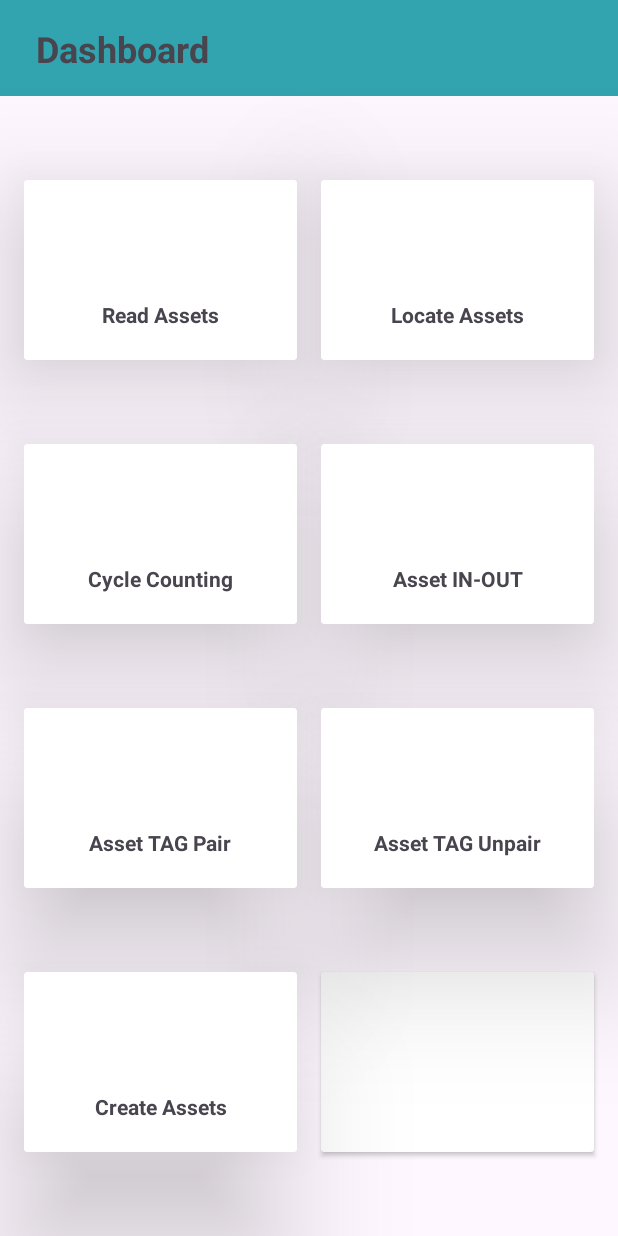
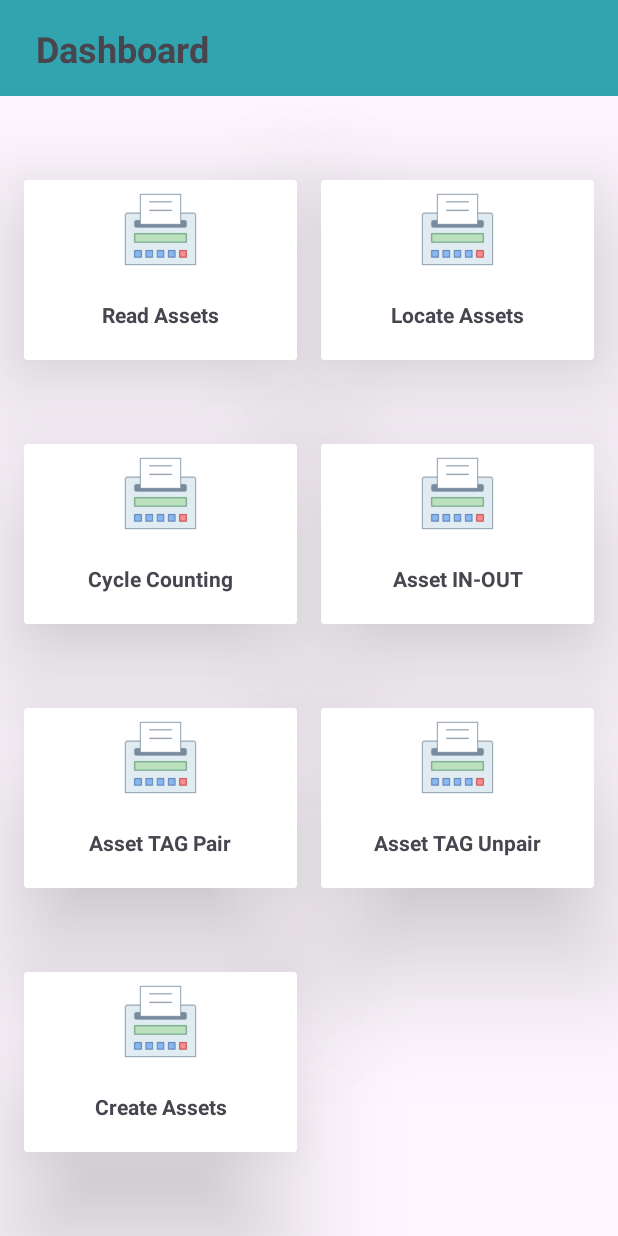
Before and after one commit to insidetech21/cRFID-Android, an Android app: the screen it shows after launch (HomePage), on a phone screen of 412 x 824 dp. Run offline under Robolectric (Android 15) with nearby library versions, the phone set to English and light mode, and no system bars.

Commit message:
image now visible

```diff
--- a/app/src/main/res/layout/activity_home_page.xml
+++ b/app/src/main/res/layout/activity_home_page.xml
@@ -55,7 +55,7 @@
                 app:layout_constraintEnd_toEndOf="parent"
                 app:layout_constraintStart_toStartOf="parent"
                 app:layout_constraintTop_toTopOf="parent"
-                tools:srcCompat="@drawable/receipt" />
+                android:src="@drawable/receipt" />
 
             <TextView
                 android:id="@+id/textView8"
@@ -96,7 +96,7 @@
                 app:layout_constraintEnd_toEndOf="parent"
                 app:layout_constraintStart_toStartOf="parent"
                 app:layout_constraintTop_toTopOf="parent"
-                tools:srcCompat="@drawable/receipt" />
+                android:src="@drawable/receipt" />
 
             <TextView
                 android:id="@+id/textView4"
@@ -137,7 +137,7 @@
                 app:layout_constraintEnd_toEndOf="parent"
                 app:layout_constraintStart_toStartOf="parent"
                 app:layout_constraintTop_toTopOf="parent"
-                tools:srcCompat="@drawable/receipt" />
+                android:src="@drawable/receipt" />
 
             <TextView
                 android:id="@+id/textView6"
@@ -178,7 +178,7 @@
                 app:layout_constraintEnd_toEndOf="parent"
                 app:layout_constraintStart_toStartOf="parent"
                 app:layout_constraintTop_toTopOf="parent"
-                tools:srcCompat="@drawable/receipt" />
+                android:src="@drawable/receipt" />
 
             <TextView
                 android:id="@+id/textView3"
@@ -219,7 +219,7 @@
                 app:layout_constraintEnd_toEndOf="parent"
                 app:layout_constraintStart_toStartOf="parent"
                 app:layout_constraintTop_toTopOf="parent"
-                tools:srcCompat="@drawable/store" />
+                android:src="@drawable/receipt" />
 
             <TextView
                 android:id="@+id/textView2"
@@ -260,7 +260,7 @@
                 app:layout_constraintEnd_toEndOf="parent"
                 app:layout_constraintStart_toStartOf="parent"
                 app:layout_constraintTop_toTopOf="parent"
-                tools:srcCompat="@drawable/receipt" />
+                android:src="@drawable/receipt" />
 
             <TextView
                 android:id="@+id/textView5"
@@ -301,7 +301,7 @@
                 app:layout_constraintEnd_toEndOf="parent"
                 app:layout_constraintStart_toStartOf="parent"
                 app:layout_constraintTop_toTopOf="parent"
-                tools:srcCompat="@drawable/receipt" />
+                android:src="@drawable/receipt" />
 
             <TextView
                 android:id="@+id/textView7"
@@ -327,5 +327,5 @@
         app:layout_constraintHorizontal_bias="0.5"
         app:layout_constraintStart_toEndOf="@+id/createAssets"
         app:layout_constraintTop_toTopOf="@+id/createAssets"
-        tools:visibility="invisible" />
+        android:visibility="invisible" />
 </androidx.constraintlayout.widget.ConstraintLayout>
```
